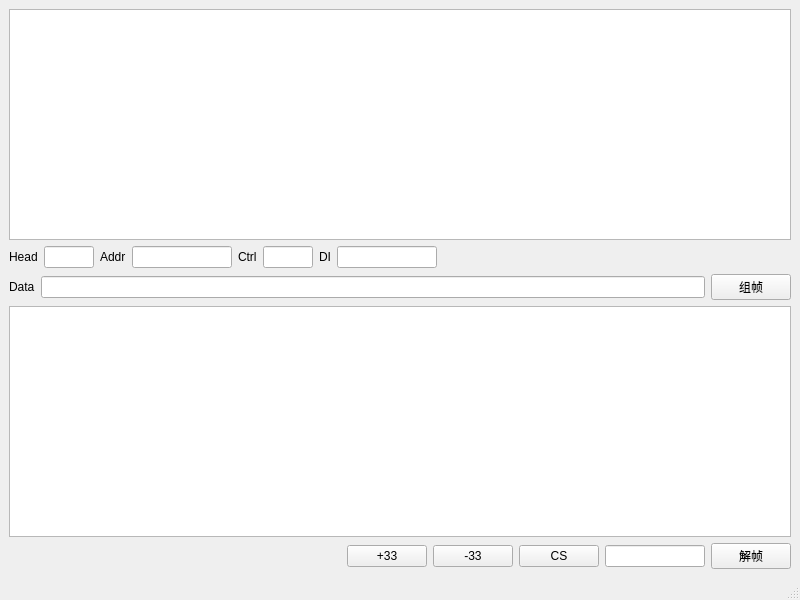
The window that DL645MakeUI.ui (oryet/DL645MakeTool) describes before a commit, drawn with Qt 5.
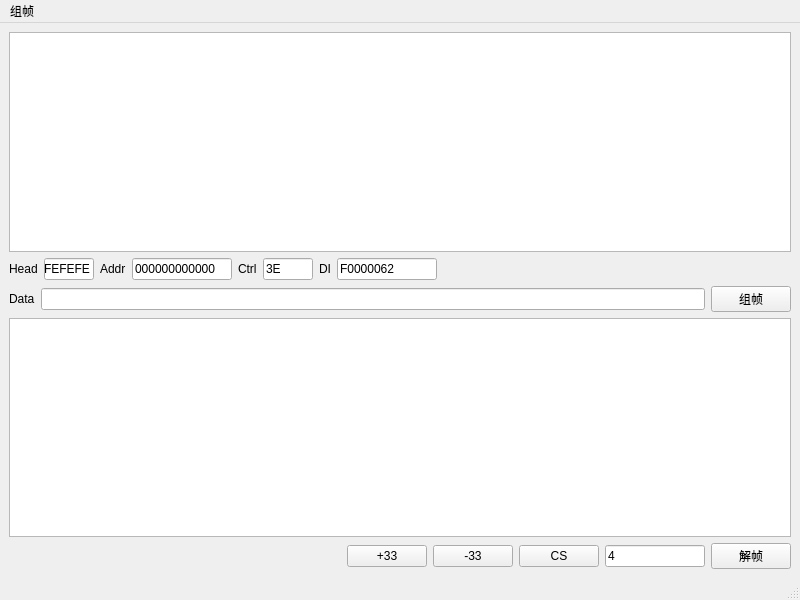
The same window after the commit.

The edit to the form file:
```diff
--- a/DL645MakeUI.ui
+++ b/DL645MakeUI.ui
@@ -67,6 +67,9 @@
             <height>0</height>
            </size>
           </property>
+          <property name="text">
+           <string>FEFEFE</string>
+          </property>
          </widget>
         </item>
         <item>
@@ -96,6 +99,9 @@
             <height>16777215</height>
            </size>
           </property>
+          <property name="text">
+           <string>000000000000</string>
+          </property>
          </widget>
         </item>
         <item>
@@ -119,6 +125,9 @@
             <height>16777215</height>
            </size>
           </property>
+          <property name="text">
+           <string>3E</string>
+          </property>
          </widget>
         </item>
         <item>
@@ -142,6 +151,9 @@
             <height>16777215</height>
            </size>
           </property>
+          <property name="text">
+           <string>F0000062</string>
+          </property>
          </widget>
         </item>
         <item>
@@ -233,6 +245,9 @@
             <height>16777215</height>
            </size>
           </property>
+          <property name="text">
+           <string>4</string>
+          </property>
          </widget>
         </item>
         <item>
@@ -257,6 +272,13 @@
      <height>23</height>
     </rect>
    </property>
+   <widget class="QMenu" name="menu">
+    <property name="title">
+     <string>组帧</string>
+    </property>
+    <addaction name="action_TempCali"/>
+   </widget>
+   <addaction name="menu"/>
   </widget>
   <widget class="QStatusBar" name="statusbar"/>
  </widget>
```
Left out of the diff: 5 changed lines with no effect on the pictures.
